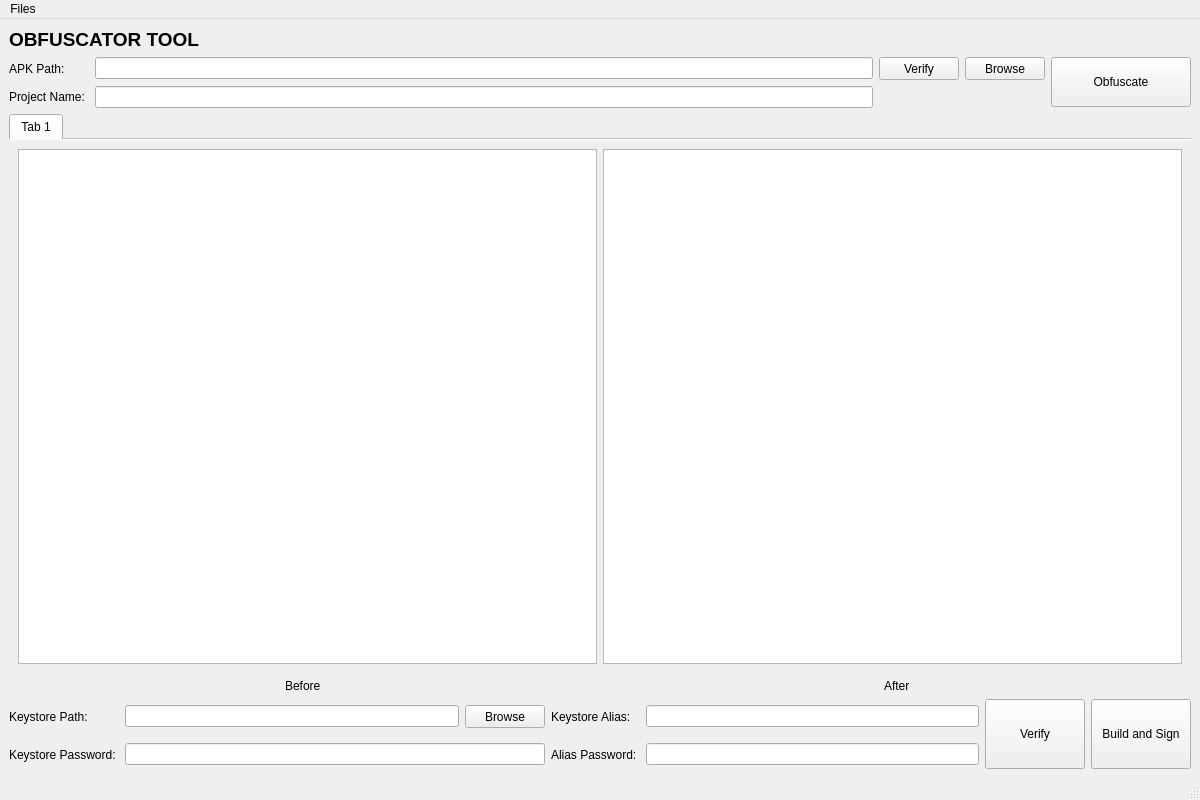
Before: the Qt Designer form ui_scripts/obfuscator.ui in clamismagic/ict2207-coursework2, drawn with Qt 5.
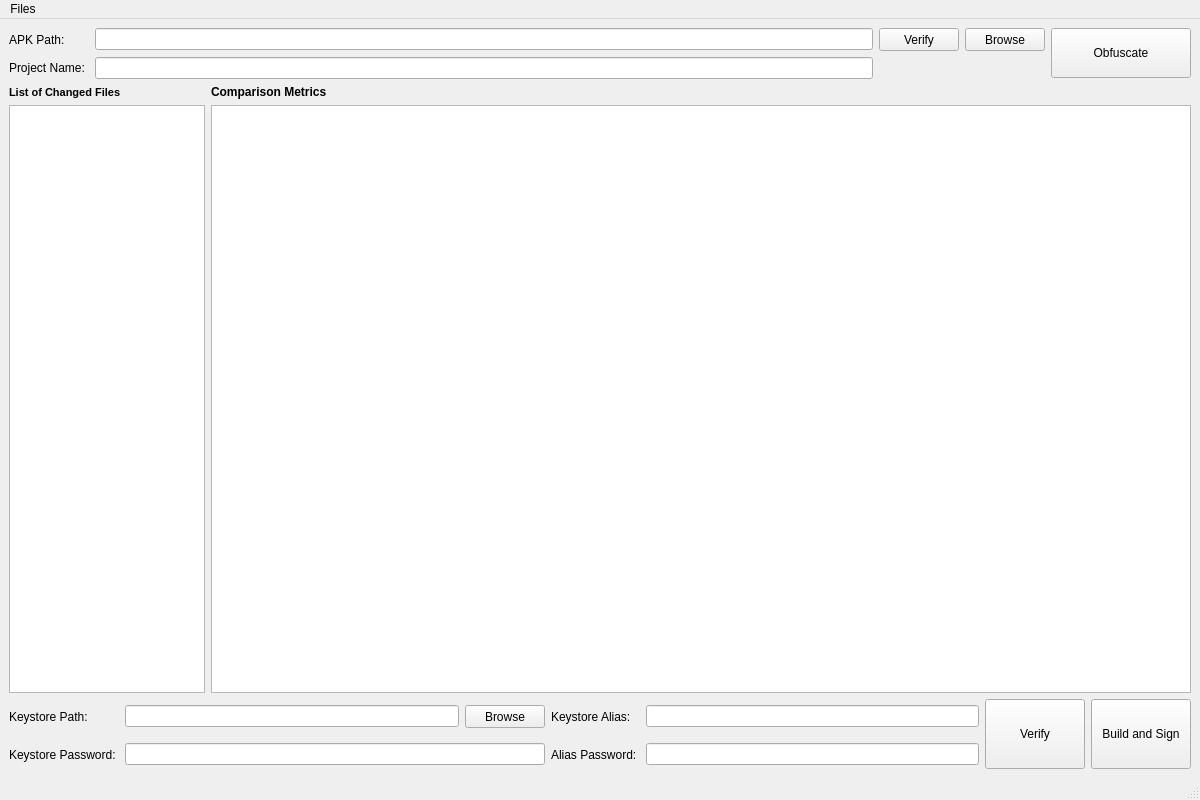
After: the same form once the commit is applied.

```diff
--- a/ui_scripts/obfuscator.ui
+++ b/ui_scripts/obfuscator.ui
@@ -15,24 +15,6 @@
   </property>
   <widget class="QWidget" name="centralwidget">
    <layout class="QVBoxLayout" name="verticalLayout">
-    <item>
-     <layout class="QHBoxLayout" name="titleHLayout">
-      <item>
-       <widget class="QLabel" name="titleLabel">
-        <property name="font">
-         <font>
-          <pointsize>14</pointsize>
-          <weight>75</weight>
-          <bold>true</bold>
-         </font>
-        </property>
-        <property name="text">
-         <string>OBFUSCATOR TOOL</string>
-        </property>
-       </widget>
-      </item>
-     </layout>
-    </item>
     <item>
      <layout class="QHBoxLayout" name="detailsHLayout">
       <item>
@@ -111,86 +93,56 @@
      </layout>
     </item>
     <item>
-     <widget class="QTabWidget" name="tabWidget">
-      <property name="baseSize">
-       <size>
-        <width>0</width>
-        <height>0</height>
-       </size>
-      </property>
-      <property name="styleSheet">
-       <string notr="true">QTabBar::tab { min-height: 15px; min-width: 50px;}</string>
-      </property>
-      <property name="tabShape">
-       <enum>QTabWidget::Rounded</enum>
-      </property>
-      <property name="currentIndex">
-       <number>0</number>
-      </property>
-      <property name="iconSize">
-       <size>
-        <width>16</width>
-        <height>16</height>
-       </size>
-      </property>
-      <property name="documentMode">
-       <bool>true</bool>
-      </property>
-      <property name="tabsClosable">
-       <bool>false</bool>
-      </property>
-      <property name="tabBarAutoHide">
-       <bool>false</bool>
-      </property>
-      <widget class="QWidget" name="tab1">
-       <property name="sizePolicy">
-        <sizepolicy hsizetype="Preferred" vsizetype="Preferred">
-         <horstretch>0</horstretch>
-         <verstretch>0</verstretch>
-        </sizepolicy>
-       </property>
-       <property name="minimumSize">
-        <size>
-         <width>0</width>
-         <height>0</height>
-        </size>
-       </property>
-       <property name="styleSheet">
-        <string notr="true"/>
-       </property>
-       <attribute name="title">
-        <string>Tab 1</string>
-       </attribute>
-       <layout class="QHBoxLayout" name="horizontalLayout">
-        <item>
-         <widget class="QTextEdit" name="afterText"/>
-        </item>
-        <item>
-         <widget class="QTextEdit" name="beforeText"/>
-        </item>
-       </layout>
-      </widget>
-     </widget>
-    </item>
-    <item>
-     <layout class="QHBoxLayout" name="baHLayout">
-      <item>
-       <layout class="QGridLayout" name="baGLayout">
-        <item row="0" column="0" alignment="Qt::AlignHCenter|Qt::AlignVCenter">
-         <widget class="QLabel" name="beforeLabel">
-          <property name="text">
-           <string>Before</string>
-          </property>
-         </widget>
-        </item>
-        <item row="0" column="1" alignment="Qt::AlignHCenter|Qt::AlignVCenter">
-         <widget class="QLabel" name="afterLabel">
-          <property name="text">
-           <string>After</string>
-          </property>
-         </widget>
-        </item>
-       </layout>
+     <layout class="QGridLayout" name="gridLayout">
+      <item row="0" column="1">
+       <widget class="QLabel" name="comparisonmetricsLabel">
+        <property name="font">
+         <font>
+          <weight>75</weight>
+          <bold>true</bold>
+         </font>
+        </property>
+        <property name="text">
+         <string>Comparison Metrics</string>
+        </property>
+       </widget>
+      </item>
+      <item row="0" column="0">
+       <widget class="QLabel" name="changedfilesLabel">
+        <property name="font">
+         <font>
+          <pointsize>8</pointsize>
+          <weight>75</weight>
+          <bold>true</bold>
+         </font>
+        </property>
+        <property name="text">
+         <string>List of Changed Files</string>
+        </property>
+       </widget>
+      </item>
+      <item row="1" column="0">
+       <widget class="QListWidget" name="listWidget">
+        <property name="sizePolicy">
+         <sizepolicy hsizetype="Expanding" vsizetype="Expanding">
+          <horstretch>1</horstretch>
+          <verstretch>0</verstretch>
+         </sizepolicy>
+        </property>
+        <property name="styleSheet">
+         <string notr="true">QListWidget::item { border-bottom: 1px solid gray; opacity: 0.5; padding-top: 5px; padding-bottom: 5px; }</string>
+        </property>
+       </widget>
+      </item>
+      <item row="1" column="1">
+       <widget class="QTableView" name="tableView">
+        <property name="sizePolicy">
+         <sizepolicy hsizetype="Expanding" vsizetype="Expanding">
+          <horstretch>5</horstretch>
+          <verstretch>0</verstretch>
+         </sizepolicy>
+        </property>
+       </widget>
       </item>
      </layout>
     </item>
```
